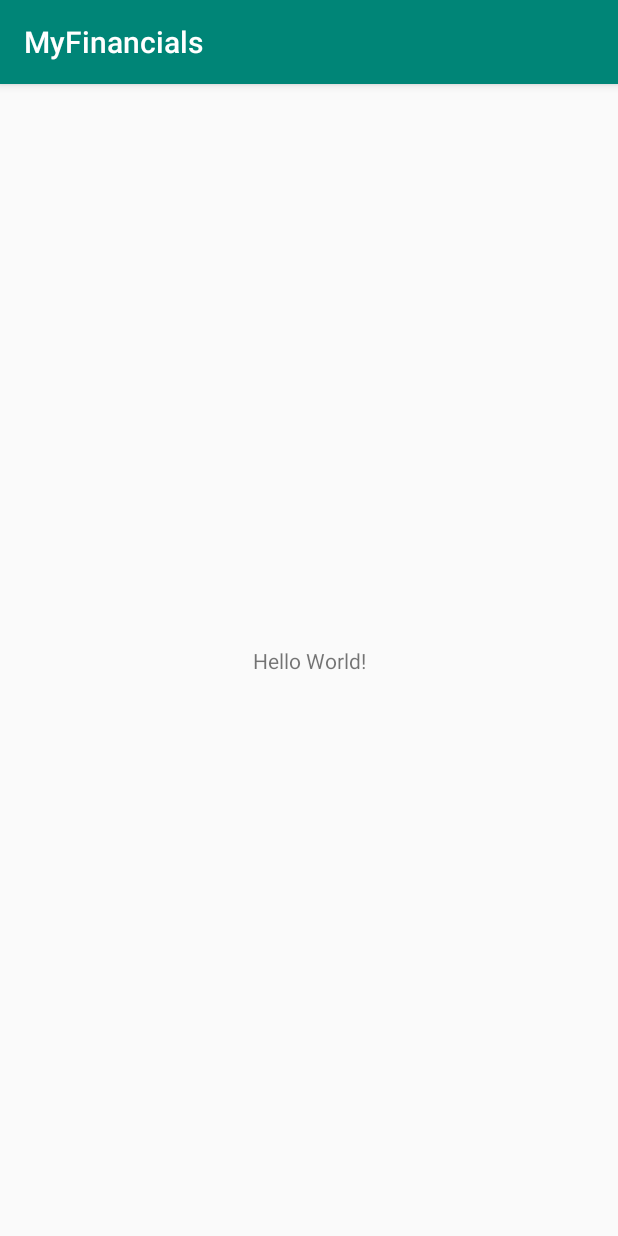
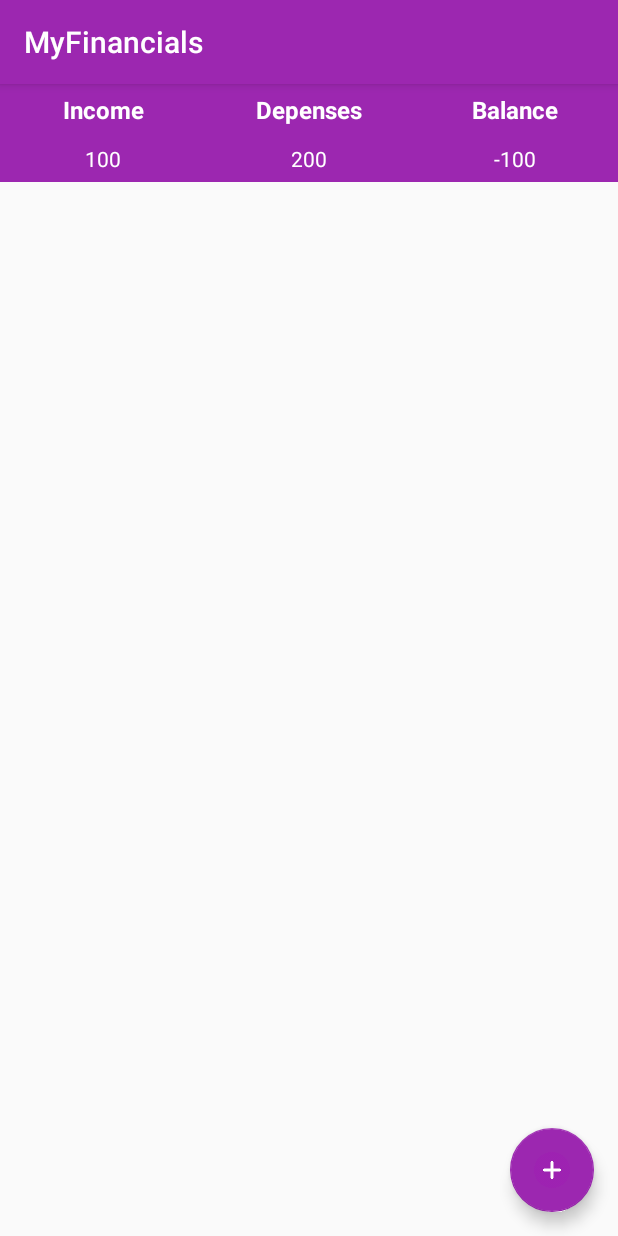
Before and after one commit to ranwang21/android_finance_record_app, an Android app: the screen it shows after launch (MainActivity), on a phone screen of 412 x 824 dp. Run offline under Robolectric (Android 15) with nearby library versions, the phone set to English and light mode, and no system bars.

Commit message:
add main view

```diff
--- a/app/build.gradle
+++ b/app/build.gradle
@@ -23,6 +23,7 @@ dependencies {
     implementation fileTree(dir: 'libs', include: ['*.jar'])
     implementation 'androidx.appcompat:appcompat:1.0.2'
     implementation 'androidx.constraintlayout:constraintlayout:1.1.3'
+    implementation 'com.google.android.material:material:1.0.0'
     testImplementation 'junit:junit:4.12'
     androidTestImplementation 'androidx.test.ext:junit:1.1.0'
     androidTestImplementation 'androidx.test.espresso:espresso-core:3.1.1'
--- a/app/src/main/java/com/example/myfinancials/MainActivity.java
+++ b/app/src/main/java/com/example/myfinancials/MainActivity.java
@@ -3,6 +3,12 @@ package com.example.myfinancials;
 import androidx.appcompat.app.AppCompatActivity;
 
 import android.os.Bundle;
+import android.view.View;
+import android.view.Window;
+import android.view.WindowManager;
+
+import com.google.android.material.floatingactionbutton.FloatingActionButton;
+import com.google.android.material.snackbar.Snackbar;
 
 
 public class MainActivity extends AppCompatActivity {
@@ -10,6 +16,17 @@ public class MainActivity extends AppCompatActivity {
     @Override
     protected void onCreate(Bundle savedInstanceState) {
         super.onCreate(savedInstanceState);
-        setContentView(R.layout.activity_main);
+        this.requestWindowFeature(Window.FEATURE_NO_TITLE);
+        this.getWindow().setFlags(WindowManager.LayoutParams.FLAG_FULLSCREEN, WindowManager.LayoutParams.FLAG_FULLSCREEN);
+        this.setContentView(R.layout.activity_main);
+
+        FloatingActionButton fab = findViewById(R.id.fab);
+        fab.setOnClickListener(new View.OnClickListener() {
+            @Override
+            public void onClick(View view) {
+                Snackbar.make(view, "Replace with your own action", Snackbar.LENGTH_LONG)
+                        .setAction("Action", null).show();
+            }
+        });
     }
 }
--- a/app/src/main/res/layout/activity_main.xml
+++ b/app/src/main/res/layout/activity_main.xml
@@ -1,18 +1,112 @@
 <?xml version="1.0" encoding="utf-8"?>
-<androidx.constraintlayout.widget.ConstraintLayout xmlns:android="http://schemas.android.com/apk/res/android"
+<LinearLayout xmlns:android="http://schemas.android.com/apk/res/android"
     xmlns:app="http://schemas.android.com/apk/res-auto"
     xmlns:tools="http://schemas.android.com/tools"
     android:layout_width="match_parent"
     android:layout_height="match_parent"
+    android:orientation="vertical"
     tools:context=".MainActivity">
 
-    <TextView
-        android:layout_width="wrap_content"
+    <TableLayout
+        android:layout_width="match_parent"
         android:layout_height="wrap_content"
-        android:text="Hello World!"
-        app:layout_constraintBottom_toBottomOf="parent"
-        app:layout_constraintLeft_toLeftOf="parent"
-        app:layout_constraintRight_toRightOf="parent"
-        app:layout_constraintTop_toTopOf="parent" />
+        android:background="@color/colorAccent">
 
-</androidx.constraintlayout.widget.ConstraintLayout>
+        <TableRow>
+
+            <TextView
+                android:layout_width="0dp"
+                android:layout_weight="1"
+                android:padding="@dimen/main_header_padding"
+                android:text="@string/income"
+                android:textAlignment="center"
+                android:textColor="#fff"
+                android:textSize="@dimen/main_header_title_fontsize"
+                android:textStyle="bold" />
+
+            <TextView
+                android:layout_width="0dp"
+                android:layout_weight="1"
+                android:padding="@dimen/main_header_padding"
+                android:text="@string/depense"
+                android:textAlignment="center"
+                android:textColor="#fff"
+                android:textSize="@dimen/main_header_title_fontsize"
+                android:textStyle="bold" />
+
+            <TextView
+                android:layout_width="0dp"
+                android:layout_weight="1"
+                android:padding="@dimen/main_header_padding"
+                android:text="@string/balance"
+                android:textAlignment="center"
+                android:textColor="#fff"
+                android:textSize="@dimen/main_header_title_fontsize"
+                android:textStyle="bold" />
+        </TableRow>
+
+        <TableRow>
+
+            <TextView
+                android:layout_width="0dp"
+                android:layout_weight="1"
+                android:padding="6dp"
+                android:text="100"
+                android:textAlignment="center"
+                android:textColor="#fff" />
+
+            <TextView
+                android:layout_width="0dp"
+                android:layout_weight="1"
+                android:padding="6dp"
+                android:text="200"
+                android:textAlignment="center"
+                android:textColor="#fff" />
+
+            <TextView
+                android:layout_width="0dp"
+                android:layout_weight="1"
+                android:padding="6dp"
+                android:text="-100"
+                android:textAlignment="center"
+                android:textColor="#fff" />
+        </TableRow>
+    </TableLayout>
+
+
+    <androidx.coordinatorlayout.widget.CoordinatorLayout
+        android:layout_width="match_parent"
+        android:layout_height="match_parent"
+        >
+
+        <ScrollView
+            android:layout_width="match_parent"
+            android:layout_height="wrap_content"
+            android:fillViewport="true">
+
+            <LinearLayout
+                android:layout_width="wrap_content"
+                android:layout_height="wrap_content"
+                android:orientation="vertical">
+
+                <!--                include all records here -->
+                <include
+                    layout="@layout/single_record"
+                    android:layout_width="match_parent"
+                    android:layout_height="wrap_content" />
+            </LinearLayout>
+
+
+        </ScrollView>
+
+        <com.google.android.material.floatingactionbutton.FloatingActionButton
+            android:id="@+id/fab"
+            android:layout_width="wrap_content"
+            android:layout_height="wrap_content"
+            android:layout_gravity="bottom|end"
+            android:layout_margin="@dimen/fab_margin"
+            android:background="@color/colorPrimary"
+            android:src="@drawable/plus_button" />
+    </androidx.coordinatorlayout.widget.CoordinatorLayout>
+
+</LinearLayout>
--- /dev/null
+++ b/app/src/main/res/layout/single_record.xml
@@ -0,0 +1,10 @@
+<?xml version="1.0" encoding="utf-8"?>
+<TableLayout xmlns:android="http://schemas.android.com/apk/res/android"
+    android:orientation="vertical" android:layout_width="match_parent"
+    android:layout_height="match_parent">
+
+    <TableRow>
+
+    </TableRow>
+
+</TableLayout>
--- a/app/src/main/res/values/colors.xml
+++ b/app/src/main/res/values/colors.xml
@@ -1,6 +1,7 @@
 <?xml version="1.0" encoding="utf-8"?>
 <resources>
-    <color name="colorPrimary">#008577</color>
-    <color name="colorPrimaryDark">#00574B</color>
-    <color name="colorAccent">#D81B60</color>
+    <color name="colorPrimary">#9C27B0</color>
+    <color name="colorPrimaryDark">#D8B9DF</color>
+    <color name="colorPrimaryLight">#D8B9DF</color>
+    <color name="colorAccent">#9C27B0</color>
 </resources>
--- /dev/null
+++ b/app/src/main/res/values/dimensions.xml
@@ -0,0 +1,8 @@
+<?xml version="1.0" encoding="utf-8"?>
+<resources>
+    <dimen name="fab_margin">16dp</dimen>
+    <dimen name="main_header_padding">6dp</dimen>
+    <dimen name="main_header_title_fontsize">16sp</dimen>
+    <dimen name="record_padding">6dp</dimen>
+    <dimen name="record_margin">12dp</dimen>
+</resources>
```
